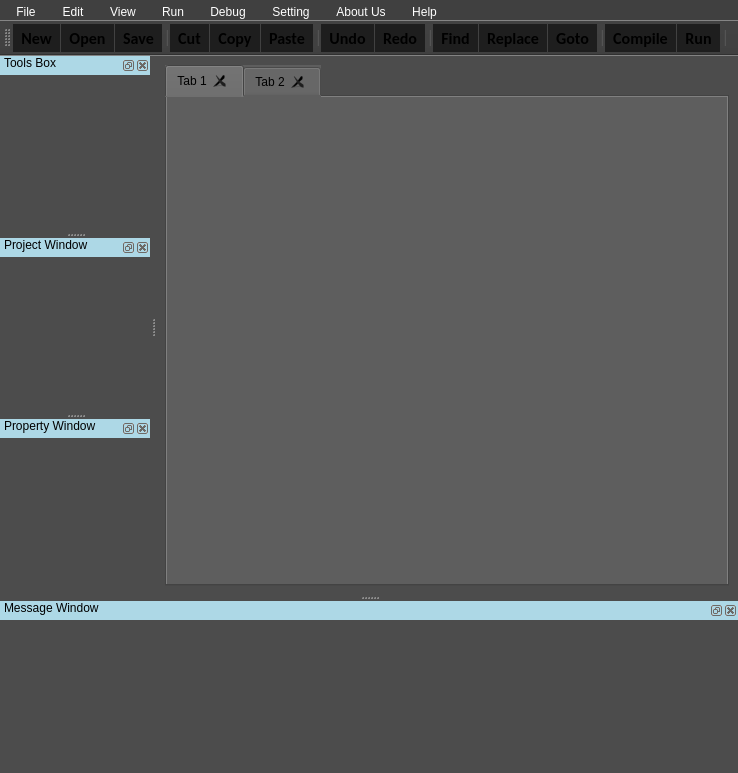
Before: the Qt Designer form mainForm.ui in Ezapiyallp/Ezapiya-IDE, drawn with Qt 5.
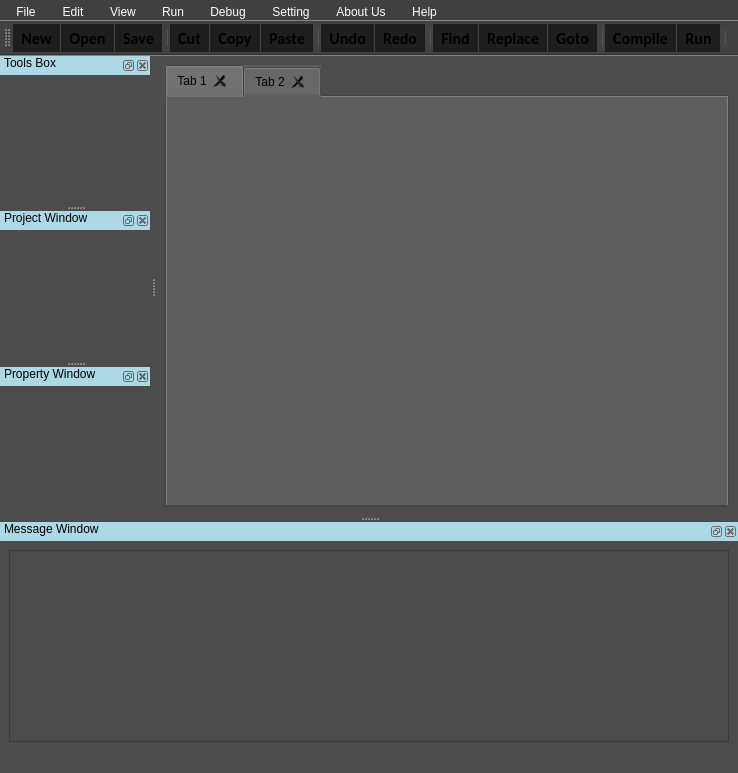
After: the same form once the commit is applied. Icons and pictures are not drawn.

```diff
--- a/mainForm.ui
+++ b/mainForm.ui
@@ -524,7 +524,7 @@
   <widget class="QDockWidget" name="dockWidget_message">
    <property name="minimumSize">
     <size>
-     <width>76</width>
+     <width>89</width>
      <height>150</height>
     </size>
    </property>
@@ -557,7 +557,16 @@
     <number>8</number>
    </attribute>
    <widget class="QWidget" name="dockWidgetContents_message">
-    <layout class="QVBoxLayout" name="verticalLayout"/>
+    <layout class="QVBoxLayout" name="verticalLayout">
+     <item>
+      <widget class="QTextEdit" name="txtmessage">
+       <property name="styleSheet">
+        <string notr="true">color: rgb(255, 255, 255);
+font: 11pt &quot;MS Shell Dlg 2&quot;;</string>
+       </property>
+      </widget>
+     </item>
+    </layout>
    </widget>
   </widget>
   <widget class="QDockWidget" name="dockWidget_tools">
```
